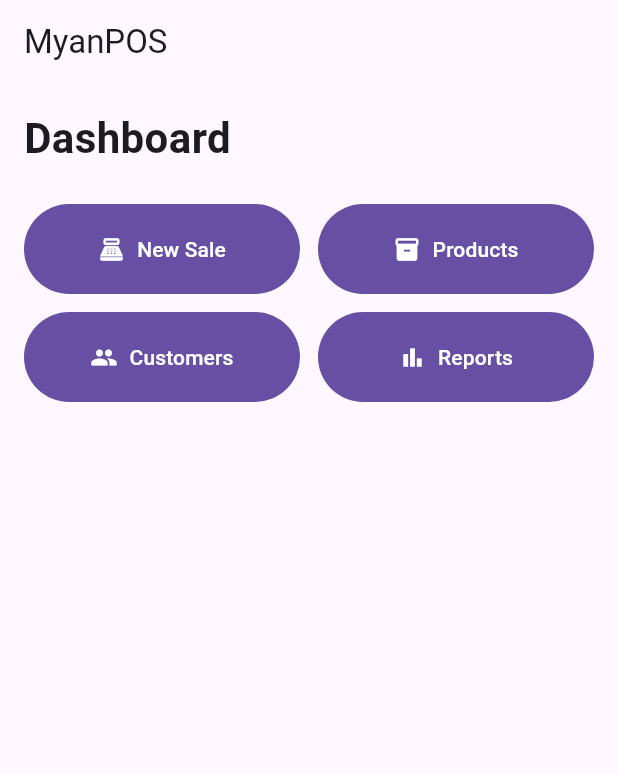
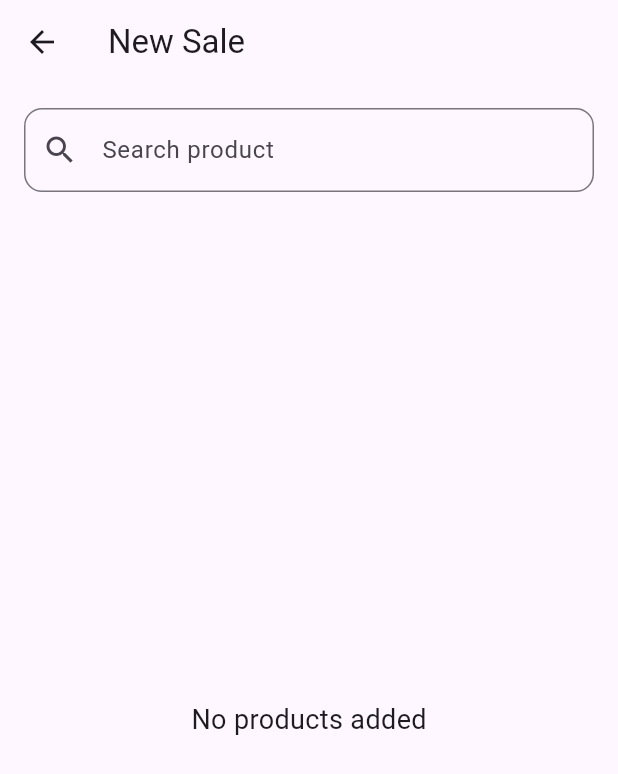
Before and after one commit to pkkmd11/myanpos, a Flutter app: the screen it shows after launch, after a tap on "New Sale", on a phone screen of 412 x 824 dp. Shown: the top 774 px of the screen. Run offline on Flutter 3.47's test engine with Material 3 defaults, Android fonts, the light colour scheme and no system bars.

Commit message:
feat: add product mode

```diff
--- a/lib/features/dashboard/dashboard_screen.dart
+++ b/lib/features/dashboard/dashboard_screen.dart
@@ -1,5 +1,5 @@
 import 'package:flutter/material.dart';
-
+import '../sales/sales_screen.dart';
 // Main dashboard screen of MyanPOS.
 //
 // This screen contains the main actions that users will use
@@ -39,7 +39,14 @@ class DashboardScreen extends StatelessWidget {
                   child: _DashboardButton(
                     title: 'New Sale',
                     icon: Icons.point_of_sale,
-                    onPressed: () {},
+                    // Open the Sales screen when the user taps New Sale.
+                    onPressed: () {
+                      Navigator.of(context).push(
+                        MaterialPageRoute(
+                          builder: (context) => const SalesScreen(),
+                        ),
+                      );
+                    },
                   ),
                 ),
                 const SizedBox(width: 12),
--- /dev/null
+++ b/lib/features/sales/sales_screen.dart
@@ -0,0 +1,75 @@
+import 'package:flutter/material.dart';
+
+// Sales screen.
+//
+// This screen will eventually handle the complete checkout process.
+// For now, we are building the basic product search interface.
+class SalesScreen extends StatefulWidget {
+  const SalesScreen({super.key});
+
+  @override
+  State<SalesScreen> createState() => _SalesScreenState();
+}
+
+class _SalesScreenState extends State<SalesScreen> {
+  // Controller used to read the text entered into the search field.
+  final TextEditingController _searchController = TextEditingController();
+
+  @override
+  void dispose() {
+    // Release the controller when this screen is removed.
+    _searchController.dispose();
+    super.dispose();
+  }
+
+  @override
+  Widget build(BuildContext context) {
+    return Scaffold(
+      // Top navigation bar.
+      appBar: AppBar(
+        title: const Text('New Sale'),
+      ),
+
+      // Main sales screen content.
+      body: Padding(
+        padding: const EdgeInsets.all(16),
+        child: Column(
+          children: [
+            // Product search field.
+            TextField(
+              controller: _searchController,
+
+              // Search field configuration.
+              decoration: InputDecoration(
+                labelText: 'Search product',
+                hintText: 'Enter product name or barcode',
+
+                // Search icon shown at the beginning of the field.
+                prefixIcon: const Icon(Icons.search),
+
+                // Border around the search field.
+                border: OutlineInputBorder(
+                  borderRadius: BorderRadius.circular(12),
+                ),
+              ),
+            ),
+
+            const SizedBox(height: 24),
+
+            // Temporary empty-cart message.
+            const Expanded(
+              child: Center(
+                child: Text(
+                  'No products added',
+                  style: TextStyle(
+                    fontSize: 18,
+                  ),
+                ),
+              ),
+            ),
+          ],
+        ),
+      ),
+    );
+  }
+}
--- /dev/null
+++ b/lib/models/product.dart
@@ -0,0 +1,29 @@
+// Represents a product in MyanPOS.
+//
+// This model describes the basic information we need
+// to identify and sell a product.
+class Product {
+  // Unique identifier for the product.
+  final String id;
+
+  // Product name displayed to the user.
+  final String name;
+
+  // Barcode used to identify the product.
+  final String barcode;
+
+  // Selling price of the product.
+  final double price;
+
+  // Current quantity available in inventory.
+  final int stockQuantity;
+
+  // Create a Product object with the required information.
+  const Product({
+    required this.id,
+    required this.name,
+    required this.barcode,
+    required this.price,
+    required this.stockQuantity,
+  });
+}
```
